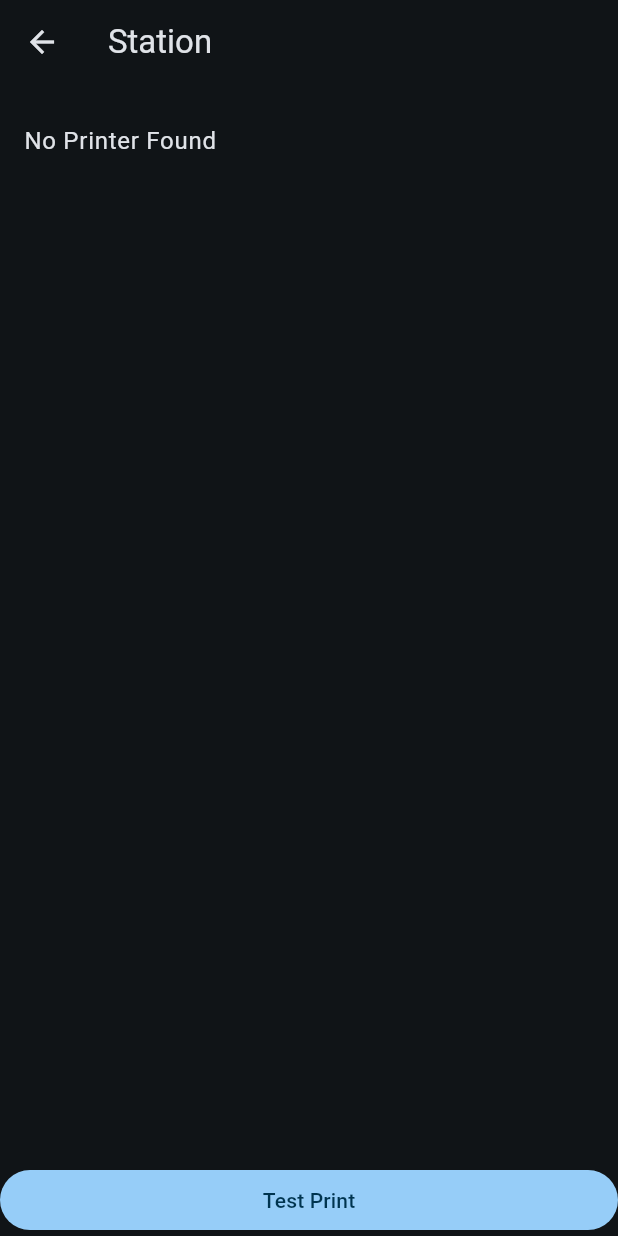
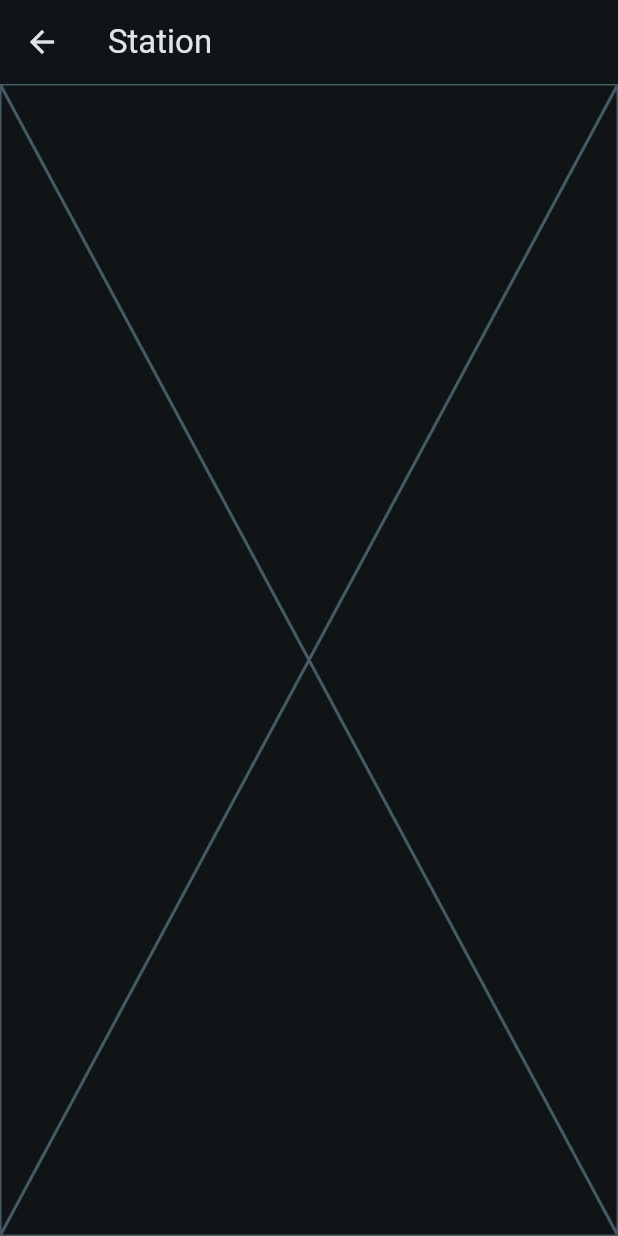
Before and after one commit to Goldwin/iespik_attendance_station, a Flutter app: the StationScreen screen opened directly, on a phone screen of 412 x 824 dp. Run offline on Flutter 3.47's test engine with Material 3 defaults, Android fonts, the light colour scheme and no system bars; our stand-ins replace fluttertoast, permission_handler, shared_preferences; accounts and stored records are empty.

Commit message:
Add label info entities

```diff
--- a/lib/app/login/widgets/login_form.dart
+++ b/lib/app/login/widgets/login_form.dart
@@ -1,7 +1,7 @@
 import 'package:flutter/material.dart';
 import 'package:fluttertoast/fluttertoast.dart';
-import 'package:iespik_attendance_station/api/auth/auth_client.dart';
 import 'package:iespik_attendance_station/commons/response.dart';
+import 'package:iespik_attendance_station/infra/api/auth/auth_client.dart';
 
 class LoginForm extends StatefulWidget {
   const LoginForm({super.key});
--- a/lib/app/station/index.dart
+++ b/lib/app/station/index.dart
@@ -1 +1,3 @@
+export 'screens/event_selection_screen.dart';
+export 'screens/printer_config_screen.dart';
 export 'screens/station_screen.dart';
--- a/lib/app/station/screens/station_screen.dart
+++ b/lib/app/station/screens/station_screen.dart
@@ -1,5 +1,5 @@
 import 'package:flutter/material.dart';
-import 'package:iespik_attendance_station/app/station/widgets/printer_list.dart';
+import 'package:iespik_attendance_station/app/station/widgets/test_canvas.dart';
 
 class StationScreen extends StatefulWidget {
   const StationScreen({super.key});
@@ -18,7 +18,7 @@ class _StationScreenState extends State<StationScreen> {
       appBar: AppBar(
         title: const Text('Station'),
       ),
-      body: SafeArea(child: PrinterList()),
+      body: SafeArea(child: TestCanvas()),
     );
   }
 }
--- /dev/null
+++ b/lib/app/station/widgets/test_canvas.dart
@@ -0,0 +1,24 @@
+import 'dart:convert';
+
+import 'package:flutter/material.dart';
+import 'package:iespik_attendance_station/domains/attendance/entities/label.dart';
+
+class TestCanvas extends StatefulWidget {
+  const TestCanvas({super.key});
+
+  @override
+  State<TestCanvas> createState() => _TestCanvasState();
+}
+
+class _TestCanvasState extends State<TestCanvas> {
+  @override
+  Widget build(BuildContext context) {
+    String json =
+        '{"id":"1", "name":"Test Run","paperSize":[288.0,166.5],"margin":[0.0,0.0,0.0,0.0],"objects":[{"type":"text","name":"Current Date","color":"#000000","background":null,"font":"Lato","styles":[],"overflow":"shrinkToFit","align":"center","valign":"center","vertical":false,"at":[21.95,9.75],"width":248.2,"height":26.6,"size":24},{"type":"text","name":"Security Code","color":"#ffffff","background":"#000000","font":"Lato","styles":["bold"],"overflow":"truncate","align":"center","valign":"center","vertical":false,"at":[17.3,52.15],"width":253.2,"height":62.65,"size":36},{"at":[34.56,124.875],"width":218.88,"height":31.21875,"type":"text","align":"center","color":"#000000","size":48,"valign":"bottom","vertical":false,"styles":["bold"],"padding":2,"overflow":"shrinkToFitAndWrap","rotate":0,"name":"Numbers with Names"}],"orientation":"landscape"}';
+
+    dynamic obj = jsonDecode(json) as Map<String, dynamic>;
+    Label label = Label.fromJson(obj);
+
+    return const Placeholder();
+  }
+}
--- /dev/null
+++ b/lib/domains/attendance/entities/label.dart
@@ -0,0 +1,180 @@
+enum LabelObjectType { text, image, verticalLine, horizontalLine }
+
+enum LabelOrientation { landscape, portrait }
+
+abstract class LabelObject {
+  LabelObjectType type;
+
+  LabelObject(this.type);
+}
+
+class LabelImageObject extends LabelObject {
+  String image;
+
+  LabelImageObject(this.image) : super(LabelObjectType.image);
+
+  factory LabelImageObject.fromJson(Map<String, dynamic> json) {
+    return LabelImageObject(json['image']);
+  }
+}
+
+abstract class LabelLineObject extends LabelObject {
+  List<double> at;
+  double width;
+  double height;
+  String strokeColor;
+
+  LabelLineObject(
+      this.at, this.width, this.height, this.strokeColor, LabelObjectType type)
+      : super(type);
+}
+
+class LabelVerticalLineObject extends LabelLineObject {
+  LabelVerticalLineObject(
+    List<double> at,
+    double width,
+    double height,
+    String strokeColor,
+  ) : super(
+          at,
+          width,
+          height,
+          strokeColor,
+          LabelObjectType.verticalLine,
+        );
+
+  factory LabelVerticalLineObject.fromJson(Map<String, dynamic> json) {
+    return LabelVerticalLineObject(
+      json['at'],
+      json['width'],
+      json['height'],
+      json['strokeColor'],
+    );
+  }
+}
+
+class LabelHorizontalLineObject extends LabelLineObject {
+  LabelHorizontalLineObject(
+    List<double> at,
+    double width,
+    double height,
+    String strokeColor,
+  ) : super(
+          at,
+          width,
+          height,
+          strokeColor,
+          LabelObjectType.verticalLine,
+        );
+
+  factory LabelHorizontalLineObject.fromJson(Map<String, dynamic> json) {
+    return LabelHorizontalLineObject(
+      json['at'],
+      json['width'],
+      json['height'],
+      json['strokeColor'],
+    );
+  }
+}
+
+class LabelTextObject extends LabelObject {
+  String? name;
+  String? color;
+  List<String>? styles;
+  int? size;
+  List<double>? at;
+  double? width;
+  double? height;
+  String? overflow;
+  String? align;
+  String? valign;
+
+  LabelTextObject(
+    this.name,
+    this.color,
+    this.styles,
+    this.size,
+    this.at,
+    this.width,
+    this.height,
+    this.overflow,
+    this.align,
+    this.valign,
+  ) : super(LabelObjectType.text);
+
+  factory LabelTextObject.fromJson(Map<String, dynamic> json) {
+    return LabelTextObject(
+      json['name'],
+      json['color'],
+      List<String>.from(json['styles']),
+      json['size'],
+      List<double>.from(json['at']),
+      json['width'],
+      json['height'],
+      json['overflow'],
+      json['align'],
+      json['valign'],
+    );
+  }
+}
+
+class LabelObjectFactory {
+  static LabelObjectFactory? _instance;
+  Map<String, LabelObject Function(dynamic)> mapper = {};
+
+  LabelObjectFactory() {
+    mapper[LabelObjectType.text.name] =
+        (json) => LabelTextObject.fromJson(json);
+    mapper[LabelObjectType.image.name] =
+        (json) => LabelImageObject.fromJson(json);
+    mapper[LabelObjectType.horizontalLine.name] =
+        (json) => LabelHorizontalLineObject.fromJson(json);
+    mapper[LabelObjectType.verticalLine.name] =
+        (json) => LabelVerticalLineObject.fromJson(json);
+  }
+
+  factory LabelObjectFactory.getInstance() {
+    _instance ??= LabelObjectFactory();
+
+    return _instance!;
+  }
+
+  LabelObject? fromJson(dynamic obj) {
+    Map<String, dynamic> map = obj as Map<String, dynamic>;
+    LabelObject Function(dynamic p1)? f = mapper[map['type']];
+
+    if (f == null) {
+      return null;
+    }
+    return f(obj);
+  }
+}
+
+class Label {
+  String id;
+  String name;
+  List<double> paperSize;
+  List<double> margin;
+  List<LabelObject> objects = [];
+  LabelOrientation orientation;
+
+  Label(this.id, this.name, this.paperSize, this.margin, this.objects,
+      this.orientation);
+
+  factory Label.fromJson(Map<String, dynamic> json) {
+    List<dynamic> objects = json['objects'];
+    List<LabelObject> labelObjects = objects
+        .map((obj) => LabelObjectFactory.getInstance().fromJson(obj))
+        .where((obj) => obj != null)
+        .map((obj) => obj!)
+        .toList();
+
+    return Label(
+        json['id'],
+        json['name'],
+        List<double>.from(json['paperSize']),
+        List<double>.from(json['margin']),
+        labelObjects,
+        LabelOrientation.values.byName(json['orientation']));
+  }
+}
--- a/lib/api/auth/auth_client.dart
+++ b/lib/infra/api/auth/auth_client.dart
@@ -1,9 +1,8 @@
 import 'dart:convert';
 
 import 'package:http/http.dart';
+import 'package:iespik_attendance_station/commons/auth.dart';
 import 'package:iespik_attendance_station/commons/response.dart';
-
-import '../utils.dart';
 
 const String authUrl = 'https://api.brightfellow.net/app';
 
```
Also changed, not shown: lib/main.dart (+3 -4 lines), lib/commons/auth.dart (renamed from lib/api/utils.dart), lib/infra/api/attendance/attendance_client.dart (added), lib/infra/api/people/people_client.dart (added), 1 other file.
